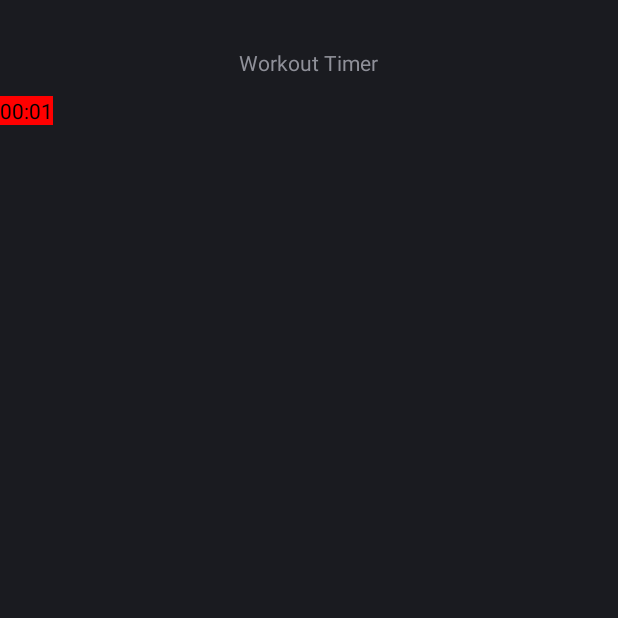
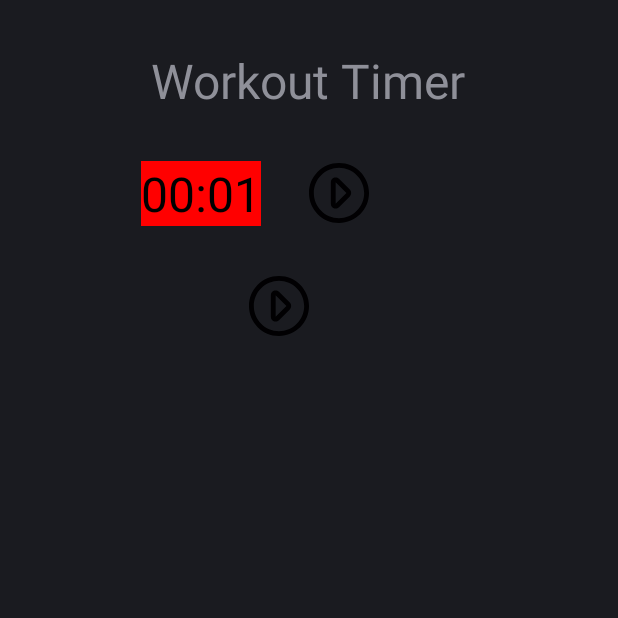
Before and after one commit to kyklish/WorkoutTimer, an Android app: the screen it shows after launch (MainActivity), on a phone screen of 412 x 824 dp, the top half of it. Run offline under Robolectric (Android 15) with nearby library versions, the phone set to English and light mode, and no system bars; 1 statement that could not run was skipped.

Commit message:
Prototype Layout.

```diff
--- /dev/null
+++ b/app/src/main/res/drawable/ic_start.xml
@@ -0,0 +1,5 @@
+<vector android:height="100dp" android:viewportHeight="271.953"
+    android:viewportWidth="271.953" android:width="100dp" xmlns:android="http://schemas.android.com/apk/res/android">
+    <path android:fillColor="#010002" android:pathData="M135.977,271.953c75.097,0 135.977,-60.879 135.977,-135.977S211.074,0 135.977,0S0,60.879 0,135.977S60.879,271.953 135.977,271.953zM250.197,135.977c0,62.979 -51.241,114.22 -114.22,114.22s-114.22,-51.241 -114.22,-114.22s51.241,-114.22 114.22,-114.22S250.197,72.998 250.197,135.977z"/>
+    <path android:fillColor="#010002" android:pathData="M112.295,205.031c2.692,1.115 5.434,1.659 8.235,1.659c5.662,0 11.183,-2.208 15.344,-6.375l48.93,-48.952c8.496,-8.496 8.485,-22.273 -0.011,-30.769l-48.957,-48.952c-4.161,-4.161 -9.73,-6.375 -15.393,-6.375c-2.801,0 -5.461,0.544 -8.153,1.659c-8.126,3.367 -13.255,11.297 -13.255,20.097v97.903C99.034,193.729 104.164,201.664 112.295,205.031zM120.791,88.613v-1.588l48.952,48.952l-48.952,48.952V88.613z"/>
+</vector>
--- /dev/null
+++ b/app/src/main/res/drawable/ic_stop.xml
@@ -0,0 +1,5 @@
+<vector android:height="100dp" android:viewportHeight="512"
+    android:viewportWidth="512" android:width="100dp" xmlns:android="http://schemas.android.com/apk/res/android">
+    <path android:fillColor="#FF000000" android:pathData="m256,512c-68.38,0 -132.667,-26.629 -181.02,-74.98 -48.351,-48.353 -74.98,-112.64 -74.98,-181.02s26.629,-132.667 74.98,-181.02c48.353,-48.351 112.64,-74.98 181.02,-74.98s132.667,26.629 181.02,74.98c48.351,48.353 74.98,112.64 74.98,181.02s-26.629,132.667 -74.98,181.02c-48.353,48.351 -112.64,74.98 -181.02,74.98zM256,30c-124.617,0 -226,101.383 -226,226s101.383,226 226,226 226,-101.383 226,-226 -101.383,-226 -226,-226z"/>
+    <path android:fillColor="#FF000000" android:pathData="m356,371h-200c-8.284,0 -15,-6.716 -15,-15v-200c0,-8.284 6.716,-15 15,-15h200c8.284,0 15,6.716 15,15v200c0,8.284 -6.716,15 -15,15zM171,341h170v-170h-170z"/>
+</vector>
--- a/app/src/main/res/layout/activity_main.xml
+++ b/app/src/main/res/layout/activity_main.xml
@@ -7,19 +7,86 @@
 
 
     <TextView
-        android:id="@+id/timerPullUp1"
-        android:layout_width="wrap_content"
-        android:layout_height="wrap_content"
-        android:layout_alignTop="@id/textInfo"
-        android:layout_marginTop="@dimen/margin"
-        android:text="TextView" />
-
-    <TextView
         android:id="@+id/textInfo"
         android:layout_width="wrap_content"
         android:layout_height="wrap_content"
         android:layout_centerHorizontal="true"
         android:layout_marginTop="@dimen/marginTop"
-        android:text="@string/textInfo" />
+        android:text="@string/textInfo"
+        android:textSize="@dimen/textSize" />
+
+    <RelativeLayout
+        android:id="@+id/rowPullUp1"
+        android:layout_width="wrap_content"
+        android:layout_height="wrap_content"
+        android:layout_below="@id/textInfo"
+        android:layout_centerHorizontal="true"
+        android:layout_marginTop="@dimen/margin">
+
+        <TextView
+            android:id="@+id/timerPullUp1"
+            android:layout_width="wrap_content"
+            android:layout_height="wrap_content"
+            android:layout_centerVertical="true"
+            android:textSize="@dimen/textSize"
+            tools:text="02:50" />
+
+        <Button
+            android:id="@+id/buttonPullUpStart1"
+            android:layout_width="@dimen/buttonSize"
+            android:layout_height="@dimen/buttonSize"
+            android:layout_centerVertical="true"
+            android:layout_marginStart="@dimen/margin"
+            android:layout_toEndOf="@id/timerPullUp1"
+            android:background="@drawable/ic_start" />
+
+        <Button
+            android:id="@+id/buttonPullUpStop1"
+            android:layout_width="@dimen/buttonSize"
+            android:layout_height="@dimen/buttonSize"
+            android:layout_centerVertical="true"
+            android:layout_marginStart="@dimen/margin"
+            android:layout_toEndOf="@id/buttonPullUpStart1"
+            android:background="@drawable/ic_stop"
+            android:visibility="invisible"
+            tools:visibility="visible" />
+    </RelativeLayout>
+
+    <RelativeLayout
+        android:id="@+id/rowPullUp2"
+        android:layout_width="wrap_content"
+        android:layout_height="wrap_content"
+        android:layout_below="@id/rowPullUp1"
+        android:layout_centerHorizontal="true"
+        android:layout_marginTop="@dimen/margin">
+
+        <TextView
+            android:id="@+id/timerPullUp2"
+            android:layout_width="wrap_content"
+            android:layout_height="wrap_content"
+            android:layout_centerVertical="true"
+            android:textSize="@dimen/textSize"
+            tools:text="02:50" />
+
+        <Button
+            android:id="@+id/buttonPullUpStart2"
+            android:layout_width="@dimen/buttonSize"
+            android:layout_height="@dimen/buttonSize"
+            android:layout_centerVertical="true"
+            android:layout_marginStart="@dimen/margin"
+            android:layout_toEndOf="@id/timerPullUp2"
+            android:background="@drawable/ic_start" />
+
+        <Button
+            android:id="@+id/buttonPullUpStop2"
+            android:layout_width="@dimen/buttonSize"
+            android:layout_height="@dimen/buttonSize"
+            android:layout_centerVertical="true"
+            android:layout_marginStart="@dimen/margin"
+            android:layout_toEndOf="@id/buttonPullUpStart2"
+            android:background="@drawable/ic_stop"
+            android:visibility="invisible"
+            tools:visibility="visible" />
+    </RelativeLayout>
 
 </RelativeLayout>
--- a/app/src/main/res/values/dimens.xml
+++ b/app/src/main/res/values/dimens.xml
@@ -2,4 +2,6 @@
 <resources>
 	<dimen name="marginTop">32dp</dimen>
 	<dimen name="margin">32dp</dimen>
+    <dimen name="buttonSize">40dp</dimen>
+	<dimen name="textSize">32sp</dimen>
 </resources>
```
